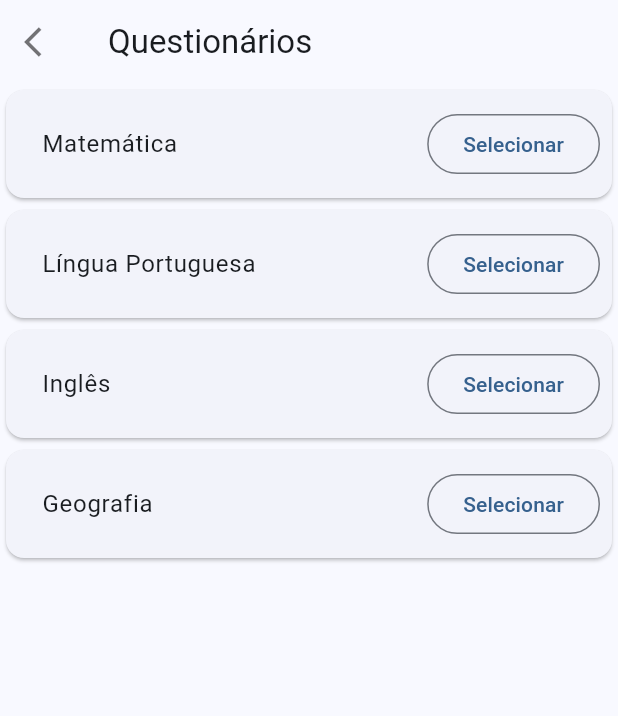
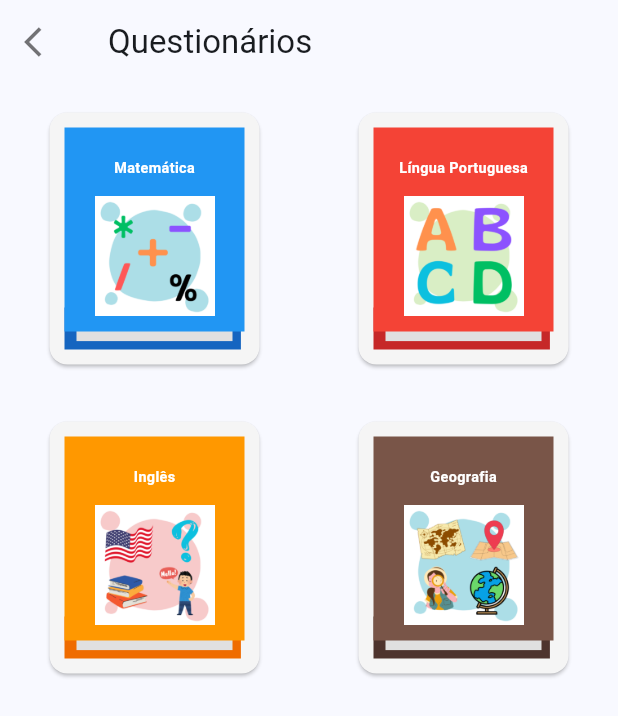
Before and after one commit to jeanarthur/app_perguntas_educacionais, a Flutter app: the screen it shows after launch, after a tap on the "list alt" icon, on a phone screen of 412 x 824 dp. Shown: the top 716 px of the screen. Run offline on Flutter 3.47's test engine with Material 3 defaults, Android fonts, the phone set to English and light mode, and no system bars; our stand-ins replace go_router.

Commit message:
feat: altera tela de questionarios de lista para grid

```diff
--- a/lib/ui/core/ui/book.dart
+++ b/lib/ui/core/ui/book.dart
@@ -3,10 +3,10 @@ import 'package:flutter/material.dart';
 
 class Book extends StatelessWidget {
 
-  const Book({super.key, required this.quizBook});
+  const Book({super.key, required this.quizBook, this.scale = 1.5});
 
   final QuizBook quizBook;
-  final double scale = 1.5;
+  final double scale;
 
   @override
   Widget build(BuildContext context) {
@@ -57,7 +57,7 @@ class Book extends StatelessWidget {
               height: 25 * scale,
               child: Align(
                 alignment: Alignment.topCenter,
-                child: Text(quizBook.title, style: TextStyle(fontSize: 18, color: Colors.white, fontWeight: FontWeight.bold),),
+                child: Text(quizBook.title, style: TextStyle(fontSize: 12 * scale, color: Colors.white, fontWeight: FontWeight.bold),),
               ),
             ),
           ),
--- a/lib/ui/quiz_book_list/widgets/quiz_book_list_screen.dart
+++ b/lib/ui/quiz_book_list/widgets/quiz_book_list_screen.dart
@@ -1,5 +1,6 @@
 import 'package:app_perguntas_educacionais/domain/models/quiz_book/quiz_book.dart';
 import 'package:app_perguntas_educacionais/routing/routes.dart';
+import 'package:app_perguntas_educacionais/ui/core/ui/book.dart';
 import 'package:app_perguntas_educacionais/ui/quiz_book_list/view-models/quiz_book_list_view_model.dart';
 import 'package:flutter/material.dart';
 import 'package:go_router/go_router.dart';
@@ -35,27 +36,18 @@ class Questionaries extends StatelessWidget {
               child: ListenableBuilder(
                 listenable: viewModel,
                 builder: (context, child) {
-              return ListView(
+                  return GridView.count(
+                    crossAxisCount: 2,
                     children: [
                       for (QuizBook quizBook in viewModel.quizBookList)
-                    Card(
-                      child: Padding(
-                        padding: const EdgeInsets.all(8.0),
-                        child: Row(
-                          mainAxisAlignment: MainAxisAlignment.spaceEvenly,
-                          children: [
-                            Expanded(
-                              child: ListTile(title: Text(quizBook.title)),
-                            ),
-                            OutlinedButton(
+                        TextButton(
                           onPressed: () => {
                             viewModel.selectBook(quizBook.id),
                             context.go(Routes.home)
                           },
-                              child: Text('Selecionar'),
-                            ),
-                          ],
-                        ),
+                          child: Card(
+                            color: Colors.grey[100],
+                            child: Book(quizBook: quizBook, scale: 0.8),
                           ),
                         ),
                     ],
@@ -67,6 +59,5 @@ class Questionaries extends StatelessWidget {
         ),
       ),
     );
-
   }
 }
```
Lines whose indentation alone changed are shown as unchanged.
